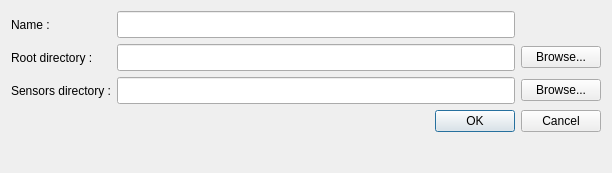
Above: molonaviz/dialogstudy.ui from SandraClodion/projet_molonaviz before the change. Below: the same form after it.
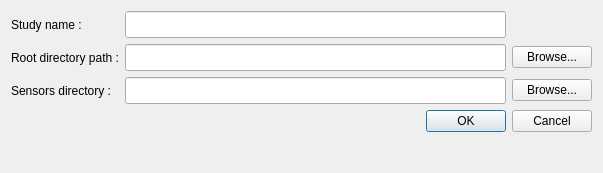
That is the form after the change.

```diff
--- a/molonaviz/dialogstudy.ui
+++ b/molonaviz/dialogstudy.ui
@@ -9,7 +9,7 @@
    <rect>
     <x>0</x>
     <y>0</y>
-    <width>612</width>
+    <width>603</width>
     <height>173</height>
    </rect>
   </property>
@@ -28,7 +28,7 @@
      <item row="0" column="0">
       <widget class="QLabel" name="label">
        <property name="text">
-        <string>Name :</string>
+        <string>Study name :</string>
        </property>
       </widget>
      </item>
@@ -58,7 +58,7 @@
      <item row="1" column="0">
       <widget class="QLabel" name="label_2">
        <property name="text">
-        <string>Root directory :</string>
+        <string>Root directory path :</string>
        </property>
       </widget>
      </item>
```
Left out of the diff: 2 changed lines with no effect on the pictures.
